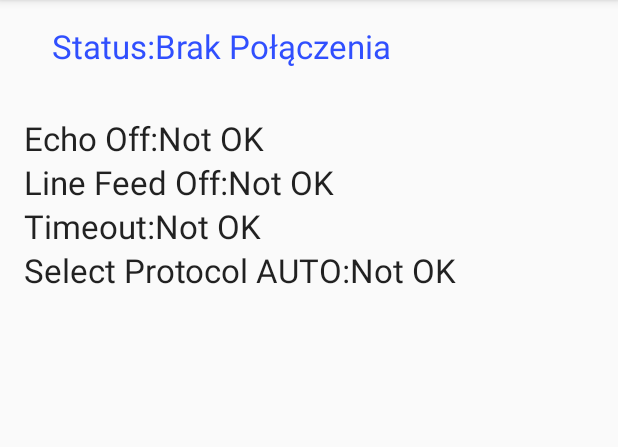
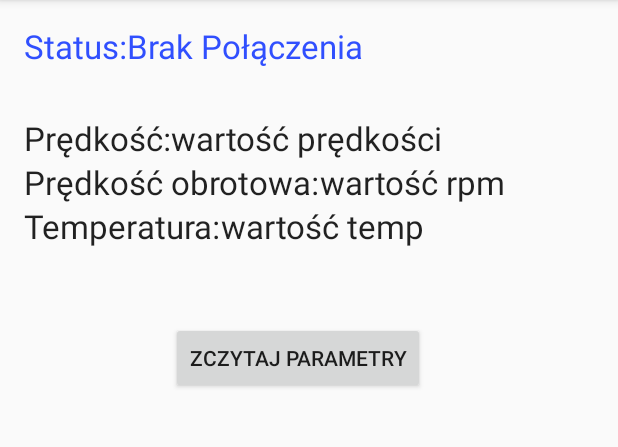
Before and after one commit to mati93ck/OBD2Bluetooth, an Android app: the screen it shows after launch (MainActivity), on a phone screen of 412 x 824 dp, the part 84-531 px from its top. Run offline under Robolectric (Android 15) with nearby library versions, the phone set to English and light mode, and no system bars; libraries missing offline, so code that uses them is left out: com.github.pires.obd; 4 statements that could not run were skipped.

```diff
--- a/app/build.gradle
+++ b/app/build.gradle
@@ -24,6 +24,7 @@ dependencies {
     testCompile 'junit:junit:4.12'
     compile 'com.android.support:appcompat-v7:23.1.1'
     compile 'com.android.support:design:23.1.1'
-    compile 'com.github.pires:obd-java-api:1.0-RC14'
+    compile 'com.github.pires:obd-java-api:1.0-RC15'
     //compile 'com.jjoe64:graphview:4.0.1'
+    compile 'com.google.android.gms:play-services-appindexing:8.1.0'
 }
--- a/app/src/main/AndroidManifest.xml
+++ b/app/src/main/AndroidManifest.xml
@@ -20,6 +20,11 @@
                 <category android:name="android.intent.category.LAUNCHER" />
             </intent-filter>
         </activity>
+        <!-- ATTENTION: This was auto-generated to add Google Play services to your project for
+             App Indexing.  See https://g.co/AppIndexing/AndroidStudio for more information. -->
+        <meta-data
+            android:name="com.google.android.gms.version"
+            android:value="@integer/google_play_services_version" />
     </application>
 
 </manifest>
--- a/app/src/main/res/layout/content_main.xml
+++ b/app/src/main/res/layout/content_main.xml
@@ -16,8 +16,8 @@
         android:layout_width="wrap_content"
         android:layout_height="wrap_content"
         android:textAppearance="?android:attr/textAppearanceLarge"
-        android:text="Echo Off:"
-        android:id="@+id/echo_off"
+        android:text="Prędkość:"
+        android:id="@+id/speed"
         android:layout_alignParentTop="true"
         android:layout_alignParentLeft="true"
         android:layout_alignParentStart="true"
@@ -27,9 +27,9 @@
         android:layout_width="wrap_content"
         android:layout_height="wrap_content"
         android:textAppearance="?android:attr/textAppearanceLarge"
-        android:text="Line Feed Off:"
-        android:id="@+id/line_feed_off"
-        android:layout_below="@+id/echo_off"
+        android:text="Prędkość obrotowa:"
+        android:id="@+id/RPM"
+        android:layout_below="@+id/speed"
         android:layout_alignParentLeft="true"
         android:layout_alignParentStart="true" />
 
@@ -37,61 +37,11 @@
         android:layout_width="wrap_content"
         android:layout_height="wrap_content"
         android:textAppearance="?android:attr/textAppearanceLarge"
-        android:text="Timeout:"
-        android:id="@+id/timeout"
-        android:layout_below="@+id/line_feed_off"
+        android:text="Temperatura:"
+        android:id="@+id/temperature"
+        android:layout_below="@+id/RPM"
         android:layout_alignParentLeft="true"
         android:layout_alignParentStart="true" />
-
-    <TextView
-        android:layout_width="wrap_content"
-        android:layout_height="wrap_content"
-        android:textAppearance="?android:attr/textAppearanceLarge"
-        android:text="Select Protocol AUTO:"
-        android:id="@+id/select_protocol_auto"
-        android:layout_below="@+id/timeout"
-        android:layout_alignParentLeft="true"
-        android:layout_alignParentStart="true" />
-
-    <TextView
-        android:layout_width="wrap_content"
-        android:layout_height="wrap_content"
-        android:textAppearance="?android:attr/textAppearanceLarge"
-        android:text="Not OK"
-        android:id="@+id/echo_OK"
-        android:layout_above="@+id/line_feed_off"
-        android:layout_toRightOf="@+id/echo_off"
-        android:layout_toEndOf="@+id/echo_off" />
-
-    <TextView
-        android:layout_width="wrap_content"
-        android:layout_height="wrap_content"
-        android:textAppearance="?android:attr/textAppearanceLarge"
-        android:text="Not OK"
-        android:id="@+id/line_feed_OK"
-        android:layout_alignBottom="@+id/line_feed_off"
-        android:layout_toRightOf="@+id/line_feed_off"
-        android:layout_toEndOf="@+id/line_feed_off" />
-
-    <TextView
-        android:layout_width="wrap_content"
-        android:layout_height="wrap_content"
-        android:textAppearance="?android:attr/textAppearanceLarge"
-        android:text="Not OK"
-        android:id="@+id/timeout_OK"
-        android:layout_above="@+id/select_protocol_auto"
-        android:layout_toRightOf="@+id/timeout"
-        android:layout_toEndOf="@+id/timeout" />
-
-    <TextView
-        android:layout_width="wrap_content"
-        android:layout_height="wrap_content"
-        android:textAppearance="?android:attr/textAppearanceLarge"
-        android:text="Not OK"
-        android:id="@+id/select_protocol_OK"
-        android:layout_alignBottom="@+id/select_protocol_auto"
-        android:layout_toRightOf="@+id/select_protocol_auto"
-        android:layout_toEndOf="@+id/select_protocol_auto" />
 
     <TextView
         android:layout_width="wrap_content"
@@ -100,9 +50,7 @@
         android:text="Status:"
         android:id="@+id/status"
         android:textColor="#304ffe"
-        android:layout_alignParentTop="true"
-        android:layout_toLeftOf="@+id/timeout_OK"
-        android:layout_toStartOf="@+id/timeout_OK" />
+        android:layout_alignParentTop="true" />
 
     <TextView
         android:layout_width="wrap_content"
@@ -115,4 +63,45 @@
         android:layout_toEndOf="@+id/status"
         android:textColor="#304ffe" />
 
+    <TextView
+        android:layout_width="wrap_content"
+        android:layout_height="wrap_content"
+        android:textAppearance="?android:attr/textAppearanceLarge"
+        android:text="wartość prędkości"
+        android:id="@+id/Speed_Value"
+        android:layout_above="@+id/RPM"
+        android:layout_toRightOf="@+id/speed"
+        android:layout_toEndOf="@+id/speed" />
+
+    <TextView
+        android:layout_width="wrap_content"
+        android:layout_height="wrap_content"
+        android:textAppearance="?android:attr/textAppearanceLarge"
+        android:text="wartość rpm"
+        android:id="@+id/RPM_Value"
+        android:layout_below="@+id/Speed_Value"
+        android:layout_toRightOf="@+id/RPM"
+        android:layout_toEndOf="@+id/RPM" />
+
+    <TextView
+        android:layout_width="wrap_content"
+        android:layout_height="wrap_content"
+        android:textAppearance="?android:attr/textAppearanceLarge"
+        android:text="wartość temp"
+        android:id="@+id/Temperature_Value"
+        android:layout_alignTop="@+id/temperature"
+        android:layout_toRightOf="@+id/temperature"
+        android:layout_toEndOf="@+id/temperature" />
+
+    <Button
+        android:layout_width="wrap_content"
+        android:layout_height="wrap_content"
+        android:text="zczytaj parametry"
+        android:id="@+id/button"
+        android:layout_below="@+id/temperature"
+        android:layout_toRightOf="@+id/speed"
+        android:layout_marginTop="49dp"
+        android:layout_alignRight="@+id/Temperature_Value"
+        android:layout_alignEnd="@+id/Temperature_Value" />
+
 </RelativeLayout>
```
Also changed, not shown: app/src/main/java/mati/obd2bluetooth/BluetoothClient.java (+33 -1 lines), app/src/main/java/mati/obd2bluetooth/MainActivity.java (+102 -12 lines).
